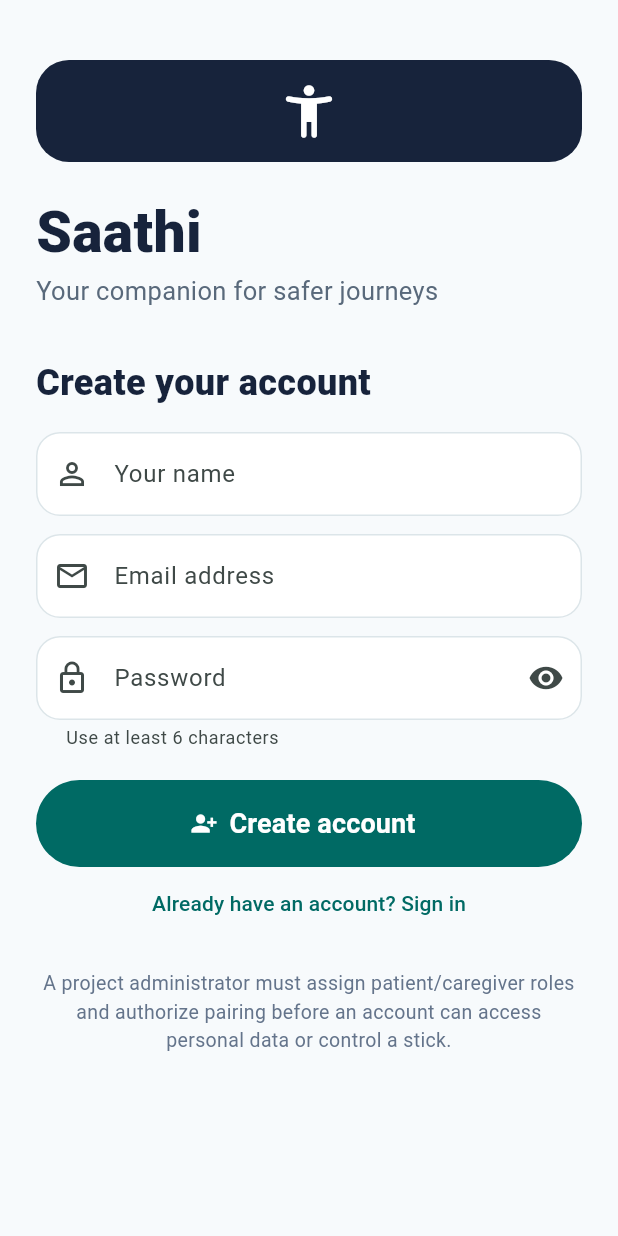
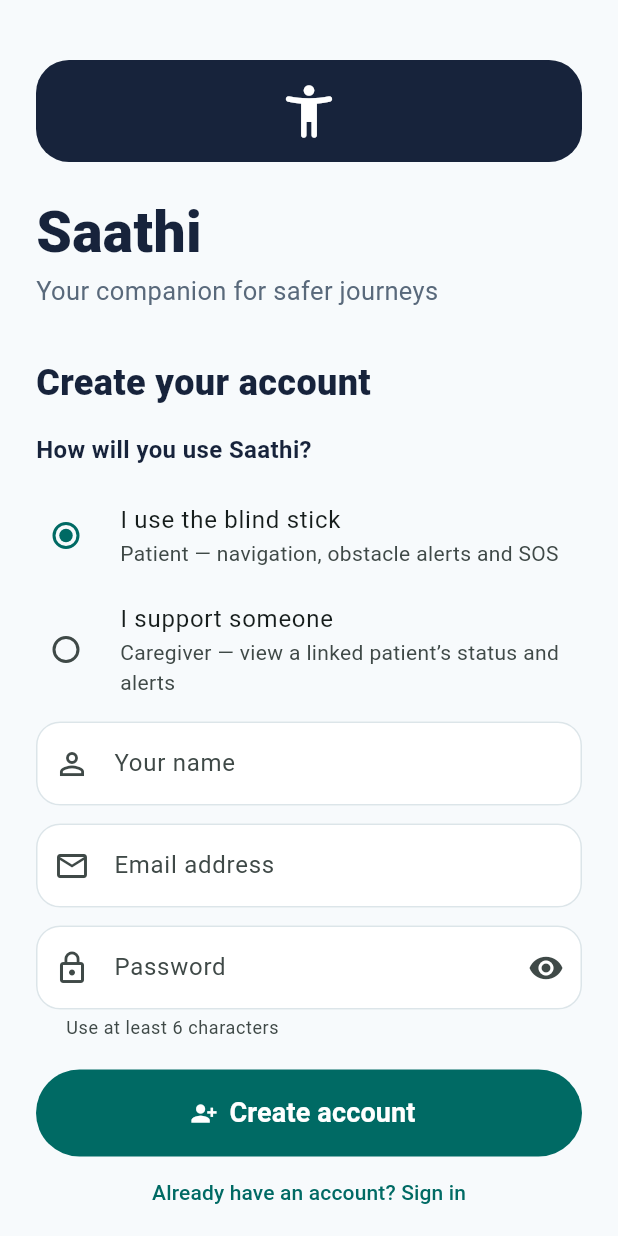
Before and after one commit to ShoninSelvaraj/Blind_Stick, a Flutter app: the screen it shows after launch, after a tap on "Sign in", after a tap on "Forgot password?", after a tap on "New here? Create an account", on a phone screen of 412 x 824 dp. Run offline on Flutter 3.47's test engine with Material 3 defaults, Android fonts, the phone set to English and light mode, and no system bars; our stand-ins replace cloud_firestore, firebase_auth, firebase_core, flutter_blue_plus, flutter_tts, geolocator and 2 more; accounts and stored records are empty.

Commit message:
Let users choose patient or caregiver role during signup

```diff
--- a/lib/main.dart
+++ b/lib/main.dart
@@ -61,7 +61,7 @@ class ProfilePendingPage extends StatelessWidget {
 
 class LoginPage extends StatefulWidget { const LoginPage({super.key}); @override State<LoginPage> createState()=>_LoginPageState(); }
 class _LoginPageState extends State<LoginPage> {
- final email=TextEditingController(),password=TextEditingController(),name=TextEditingController();bool hide=true,createAccount=false,busy=false;String? error,info;
+ final email=TextEditingController(),password=TextEditingController(),name=TextEditingController();bool hide=true,createAccount=false,busy=false;Role selectedRole=Role.patient;String? error,info;
  @override void dispose(){email.dispose();password.dispose();name.dispose();super.dispose();}
  Future<void> submit() async {
   if(busy)return;
@@ -71,8 +71,8 @@ class _LoginPageState extends State<LoginPage> {
    if(createAccount){
     final credential=await FirebaseAuth.instance.createUserWithEmailAndPassword(email:email.text.trim(),password:password.text);
     await credential.user!.updateDisplayName(name.text.trim());
-    await FirebaseFirestore.instance.collection('users').doc(credential.user!.uid).set({'uid':credential.user!.uid,'email':email.text.trim().toLowerCase(),'displayName':name.text.trim(),'role':'pending','createdAt':FieldValue.serverTimestamp()});
-    if(mounted)setState(()=>info='Account created. An administrator must assign your role and pairing permissions before use.');
+    await FirebaseFirestore.instance.collection('users').doc(credential.user!.uid).set({'uid':credential.user!.uid,'email':email.text.trim().toLowerCase(),'displayName':name.text.trim(),'role':selectedRole==Role.patient?'patient':'caregiver','createdAt':FieldValue.serverTimestamp()});
+    if(mounted)setState(()=>info=selectedRole==Role.patient?'Account ready. Connect your stick from the patient screen.':'Account ready. To view a patient, you still need to be paired with them.');
    }else{await FirebaseAuth.instance.signInWithEmailAndPassword(email:email.text.trim(),password:password.text);}
   }on FirebaseAuthException catch(ex){
    if(mounted)setState(()=>error=switch(ex.code){
@@ -92,6 +92,15 @@ class _LoginPageState extends State<LoginPage> {
  const SizedBox(height:16),Container(width:68,height:68,alignment:Alignment.center,decoration:BoxDecoration(color:navy,borderRadius:BorderRadius.circular(22)),child:const Icon(Icons.accessibility_new_rounded,color:Colors.white,size:42)),
  const SizedBox(height:20),const Text('Saathi',style:TextStyle(fontSize:38,fontWeight:FontWeight.w900,color:navy)),const Text('Your companion for safer journeys',style:TextStyle(fontSize:17,color:Color(0xFF59697B))),const SizedBox(height:32),
  Text(createAccount?'Create your account':'Welcome back',style:const TextStyle(fontSize:24,fontWeight:FontWeight.w800,color:navy)),const SizedBox(height:16),
+ if(createAccount)...[
+  const Text('How will you use Saathi?',style:TextStyle(fontSize:16,fontWeight:FontWeight.w700,color:navy)),
+  const SizedBox(height:10),
+  RadioGroup<Role>(groupValue:selectedRole,onChanged:(value){if(value!=null)setState(()=>selectedRole=value);},child:Column(children:[
+   RadioListTile<Role>(value:Role.patient,title:const Text('I use the blind stick'),subtitle:const Text('Patient — navigation, obstacle alerts and SOS'),contentPadding:EdgeInsets.zero),
+   RadioListTile<Role>(value:Role.caregiver,title:const Text('I support someone'),subtitle:const Text('Caregiver — view a linked patient’s status and alerts'),contentPadding:EdgeInsets.zero),
+  ])),
+  const SizedBox(height:8),
+ ],
  if(createAccount)...[TextField(controller:name,textCapitalization:TextCapitalization.words,autofillHints:const [AutofillHints.name],decoration:const InputDecoration(labelText:'Your name',prefixIcon:Icon(Icons.person_outline))),const SizedBox(height:12)],
  TextField(controller:email,keyboardType:TextInputType.emailAddress,autofillHints:const [AutofillHints.email],textInputAction:TextInputAction.next,decoration:const InputDecoration(labelText:'Email address',prefixIcon:Icon(Icons.email_outlined))),const SizedBox(height:12),
  TextField(controller:password,obscureText:hide,autofillHints:createAccount?const [AutofillHints.newPassword]:const [AutofillHints.password],onSubmitted:(_)=>submit(),decoration:InputDecoration(labelText:'Password',helperText:createAccount?'Use at least 6 characters':'',prefixIcon:const Icon(Icons.lock_outline),suffixIcon:IconButton(onPressed:()=>setState(()=>hide=!hide),icon:Icon(hide?Icons.visibility:Icons.visibility_off)))),
```
